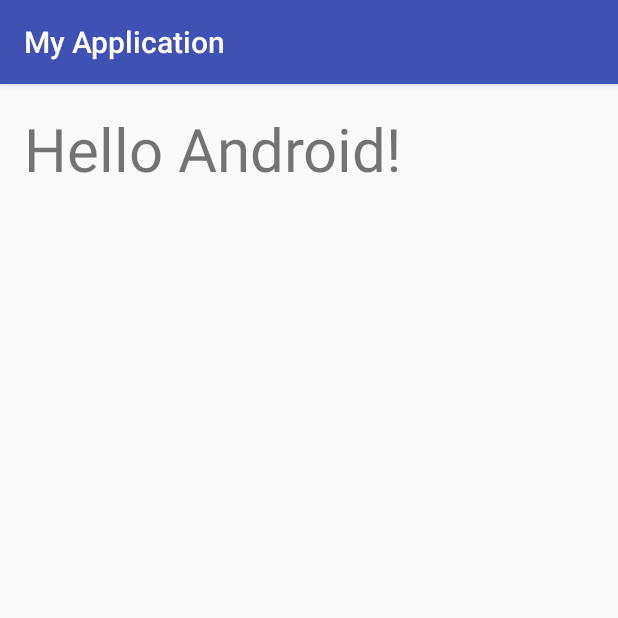
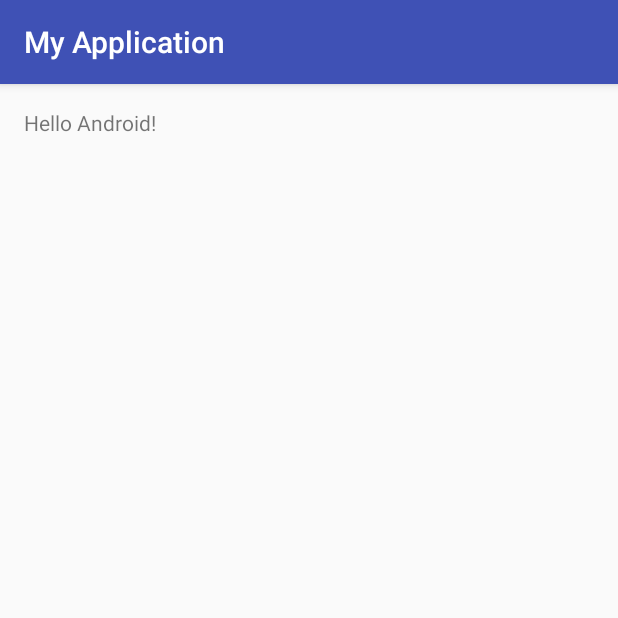
Before and after one commit to nolllll106/HelloAndroidApp, an Android app: the screen it shows after launch (MainActivity), on a phone screen of 412 x 824 dp, the top half of it. Run offline under Robolectric (Android 15) with nearby library versions, the phone set to English and light mode, and no system bars.

Commit message:
文字の大きさを初期設定に戻す。

```diff
--- a/app/src/main/res/layout/activity_main.xml
+++ b/app/src/main/res/layout/activity_main.xml
@@ -15,7 +15,5 @@
     <TextView
         android:layout_width="wrap_content"
         android:layout_height="wrap_content"
-        android:text="Hello Android!"
-        android:id="@+id/textView"
-        android:textSize="40sp" />
+        android:text="Hello Android!" />
 </LinearLayout>
```
